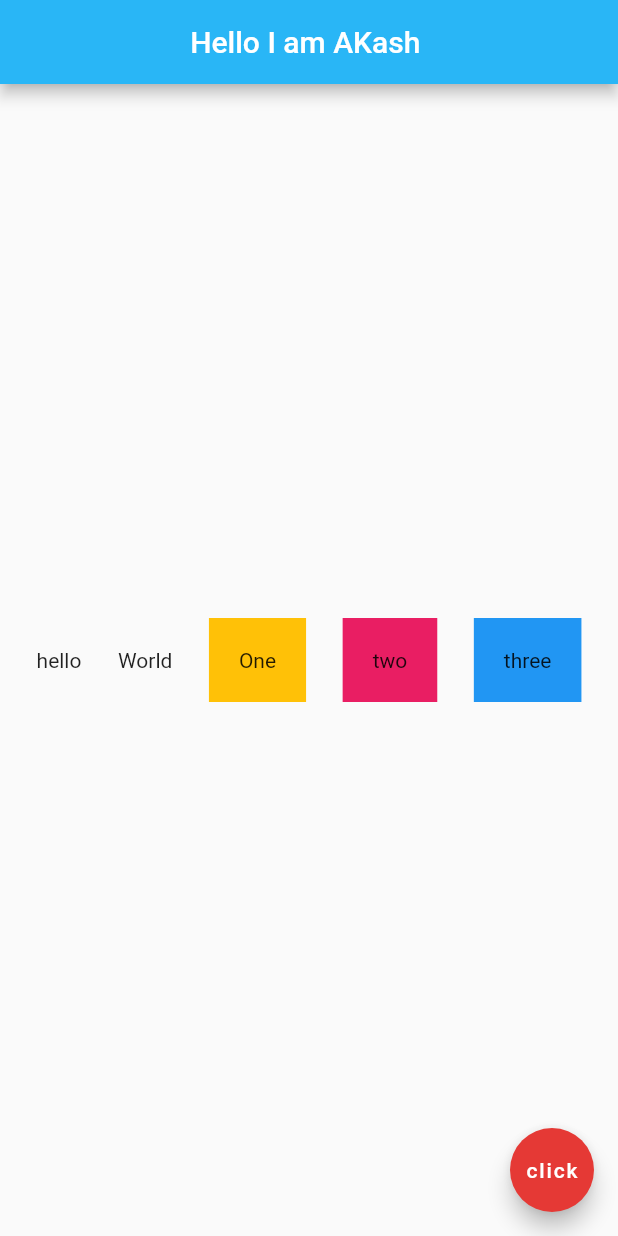
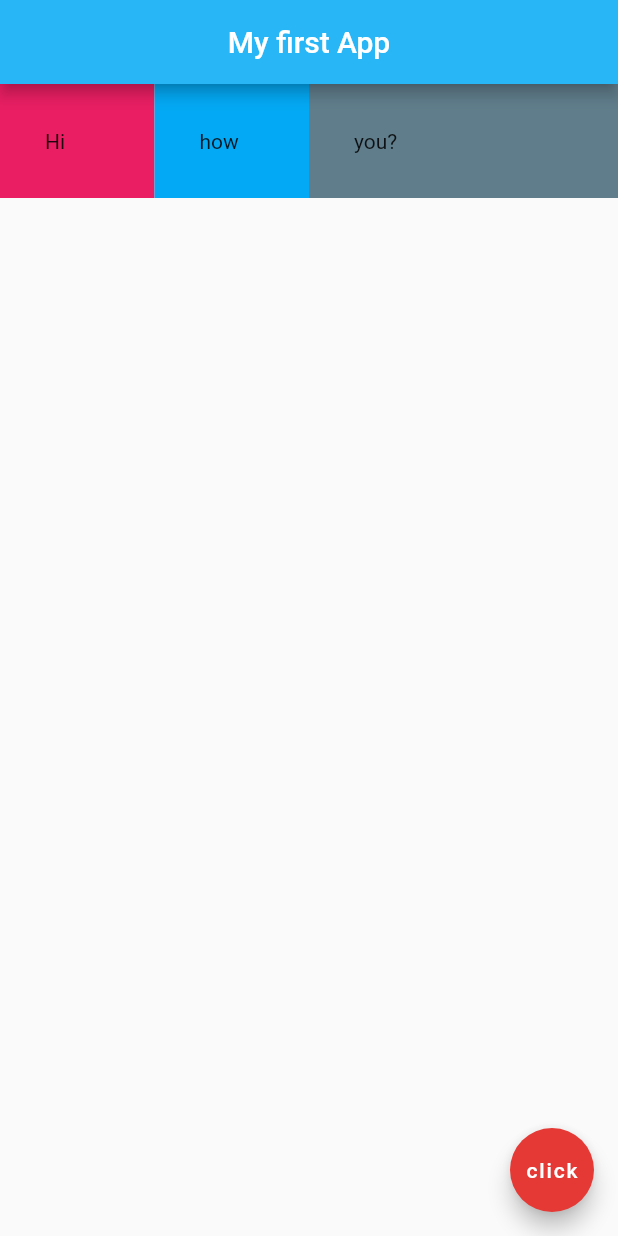
Before and after one commit to akashkaintura/flutter, a Flutter app: the screen it shows after launch, on a phone screen of 412 x 824 dp. Run offline on Flutter 3.47's test engine with Material 2 defaults, Android fonts, the phone set to English and light mode, and no system bars; missing offline and left inert: routing_prep.

Commit message:
Flex using Expanded widget

```diff
--- a/lib/main.dart
+++ b/lib/main.dart
@@ -9,62 +9,36 @@ class Home extends StatelessWidget {
   Widget build(BuildContext context) {
     return Scaffold(
       appBar: AppBar(
-        title: Text('Hello I am AKash '),
+        title: Text('My first App'),
         centerTitle: true,
         backgroundColor: Colors.lightBlue[400],
       ),
-
-      // body: Container(
-      //   padding: EdgeInsets.fromLTRB(10, 20, 50, 60),
-      //   margin: EdgeInsets.all(30),
-      //   color: Colors.grey[600],
-      //   child: Text('hello'),
-      // ),
-
-      // body: Row(
-      //   mainAxisAlignment: MainAxisAlignment.spaceEvenly,
-      //   crossAxisAlignment: CrossAxisAlignment.baseline,
-      //   children: <Widget>[
-      //     Text('hello'),
-      //     FlatButton(
-      //       onPressed: () {},
-      //       color: Colors.amber,
-      //       child: Text('click me'),
-      //     ),
-      //     Container(
-      //       color: Colors.cyan,
-      //       padding: EdgeInsets.all(20),
-      //       child: Text('Isniifjdsh'),
-      //     ),
-      //   ],
-      // ),
-
-      body: Column(
-        mainAxisAlignment: MainAxisAlignment.spaceEvenly,
-        crossAxisAlignment: CrossAxisAlignment.center,
+      // Flex Box Expanded
+      body: Row(
         children: <Widget>[
-          Row(
-            mainAxisAlignment: MainAxisAlignment.spaceEvenly,
-            crossAxisAlignment: CrossAxisAlignment.center,
-            children: <Widget>[
-              Text('hello'),
-              Text('World'),
-              Container(
-                padding: EdgeInsets.all(20),
-                color: Colors.amber,
-                child: Text('One'),
-              ),
-              Container(
-                padding: EdgeInsets.all(20),
-                color: Colors.pink,
-                child: Text('two'),
-              ),
-              Container(
-                padding: EdgeInsets.all(20),
-                color: Colors.blue,
-                child: Text('three'),
-              )
-            ],
+          Expanded(
+            flex: 3,
+            child: Container(
+              padding: EdgeInsets.all(30),
+              color: Colors.pink,
+              child: Text('Hi'),
+            ),
+          ),
+          Expanded(
+            flex: 3,
+            child: Container(
+              padding: EdgeInsets.all(30),
+              color: Colors.lightBlue,
+              child: Text('how'),
+            ),
+          ),
+          Expanded(
+            flex: 6,
+            child: Container(
+              padding: EdgeInsets.all(30),
+              color: Colors.blueGrey,
+              child: Text('you?'),
+            ),
           ),
         ],
       ),
```
